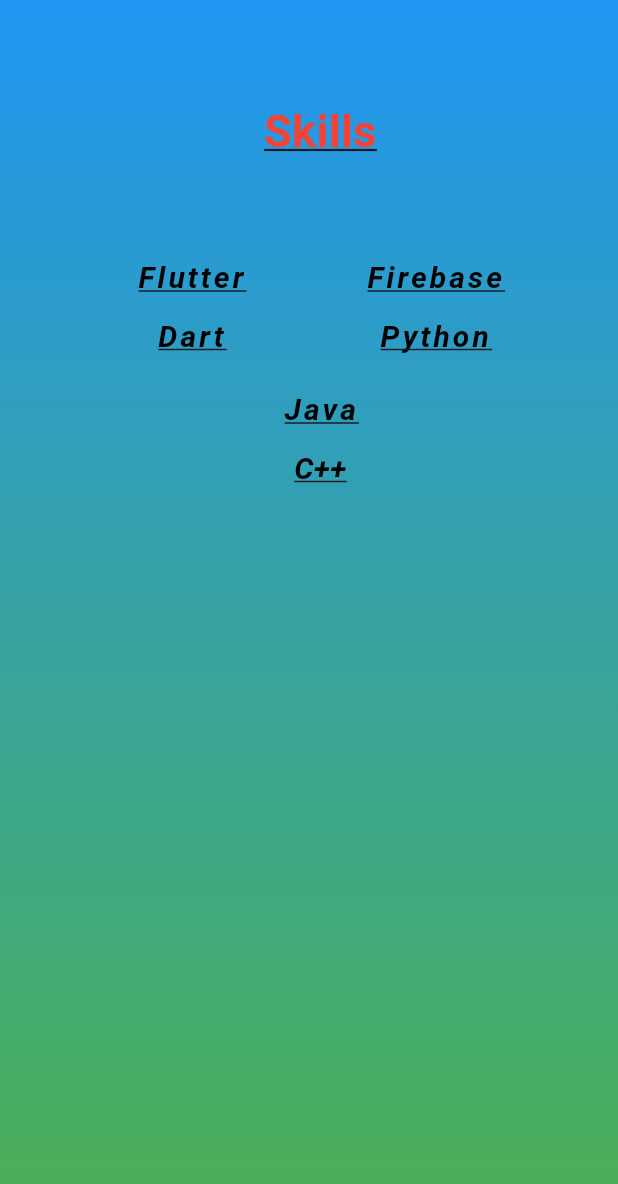
After one commit to DhaneswarBhakat/my_portfolio_app, a Flutter app: the Skills screen opened directly, on a phone screen of 412 x 824 dp. The commit adds this screen. Shown: the top 1184 px of the screen. Run offline on Flutter 3.47's test engine with Material 3 defaults, Android fonts, the phone set to English and light mode, and no system bars.

Commit message:
Second Commit

```diff
--- a/lib/main.dart
+++ b/lib/main.dart
@@ -1,4 +1,6 @@
 import 'package:flutter/material.dart';
+import 'package:flutter/widgets.dart';
+import 'package:my_portfolio_app/skills.dart';
 
 void main() {
   runApp(const MaterialApp(
@@ -119,7 +121,9 @@
                 style: TextStyle(
                   color: Colors.black,
                 )),
-            SizedBox(height: 150),
+            //SizedBox(height: 150),
+            SizedBox(height: 20),
+
             Text(
               "Created By Dhaneswar",
               style: TextStyle(
--- /dev/null
+++ b/lib/skills.dart
@@ -0,0 +1,144 @@
+import 'package:flutter/material.dart';
+
+class Skills extends StatelessWidget {
+  const Skills({Key? key}) : super(key: key);
+
+  @override
+  Widget build(BuildContext context) {
+    return Container(
+      decoration: const BoxDecoration(
+        gradient: LinearGradient(
+          colors: [Colors.blue, Colors.green],
+          begin: Alignment.topCenter,
+          end: Alignment.bottomCenter,
+        ),
+      ),
+      child: Scaffold(
+        backgroundColor: Colors.transparent,
+        body: Padding(
+          padding: const EdgeInsets.only(right: 20.0, top: 50, left: 35),
+          child: Column(
+            mainAxisAlignment: MainAxisAlignment.start,
+            children: <Widget>[
+              Padding(
+                padding: const EdgeInsets.all(16.0),
+                child: Text(
+                  "Skills",
+                  style: TextStyle(
+                    fontSize: 30,
+                    color: Colors.red,
+                    fontWeight: FontWeight.bold,
+                    decoration: TextDecoration.underline,
+                  ),
+                ),
+              ),
+              SizedBox(
+                height: 30,
+              ),
+              Padding(
+                padding: const EdgeInsets.all(16.0),
+                child: Column(children: <Widget>[
+                  Row(
+                    mainAxisAlignment: MainAxisAlignment.spaceAround,
+                    children: <Widget>[
+                      Column(
+                        children: <Widget>[
+                          Text(
+                            "Flutter",
+                            style: TextStyle(
+                              fontSize: 20,
+                              color: Colors.black,
+                              fontWeight: FontWeight.bold,
+                              decoration: TextDecoration.underline,
+                              fontStyle: FontStyle.italic,
+                              letterSpacing: 2.0,
+                              wordSpacing: 5.0,
+                            ),
+                          ),
+                          SizedBox(height: 10),
+                          Text(
+                            "Dart",
+                            style: TextStyle(
+                              fontSize: 20,
+                              color: Colors.black,
+                              fontWeight: FontWeight.bold,
+                              decoration: TextDecoration.underline,
+                              fontStyle: FontStyle.italic,
+                              letterSpacing: 2.0,
+                              wordSpacing: 5.0,
+                            ),
+                          ),
+                        ],
+                      ),
+                      Column(
+                        children: <Widget>[
+                          Text(
+                            "Firebase",
+                            style: TextStyle(
+                              fontSize: 20,
+                              color: Colors.black,
+                              fontWeight: FontWeight.bold,
+                              decoration: TextDecoration.underline,
+                              fontStyle: FontStyle.italic,
+                              letterSpacing: 2.0,
+                              wordSpacing: 5.0,
+                            ),
+                          ),
+                          SizedBox(height: 10),
+                          Text(
+                            "Python",
+                            style: TextStyle(
+                              fontSize: 20,
+                              color: Colors.black,
+                              fontWeight: FontWeight.bold,
+                              decoration: TextDecoration.underline,
+                              fontStyle: FontStyle.italic,
+                              letterSpacing: 2.0,
+                              wordSpacing: 5.0,
+                            ),
+                          ),
+                        ],
+                      ),
+                    ],
+                  ),
+                  SizedBox(height: 20),
+                  Row(
+                    mainAxisAlignment: MainAxisAlignment.spaceAround,
+                    children: <Widget>[
+                      Column(
+                        children: <Widget>[
+                          Text(
+                            "Java",
+                            style: TextStyle(
+                              fontSize: 20,
+                              color: Colors.black,
+                              fontWeight: FontWeight.bold,
+                              decoration: TextDecoration.underline,
+                              fontStyle: FontStyle.italic,
+                              letterSpacing: 2.0,
+                              wordSpacing: 5.0,
+                            ),
+                          ),
+                          SizedBox(height: 10),
+                          Text(
+                            "C++",
+                            style: TextStyle(
+                                fontSize: 20,
+                                color: Colors.black,
+                                fontWeight: FontWeight.bold,
+                                decoration: TextDecoration.underline,
+                                fontStyle: FontStyle.italic),
+                          ),
+                        ],
+                      ),
+                    ],
+                  ),
+                ]),
+              ),
+            ],
+          ),
+        ),
+      ),
+    );
+  }
+}
```
